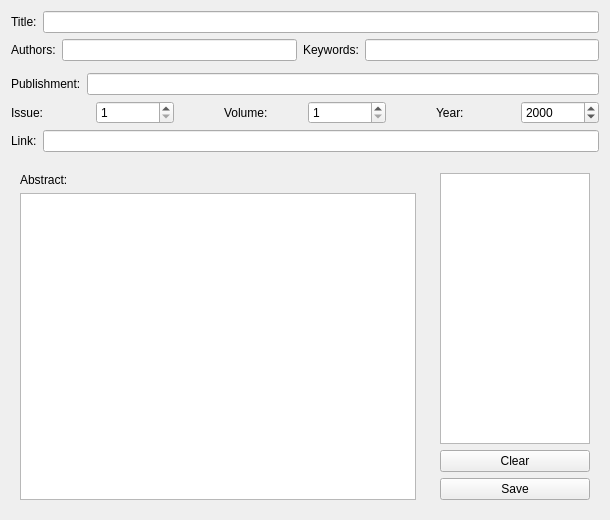
This is Risoshi/raddwidget.ui in SirAnthony/Risoshi as Qt 5 draws it before an edit. The edited form follows.
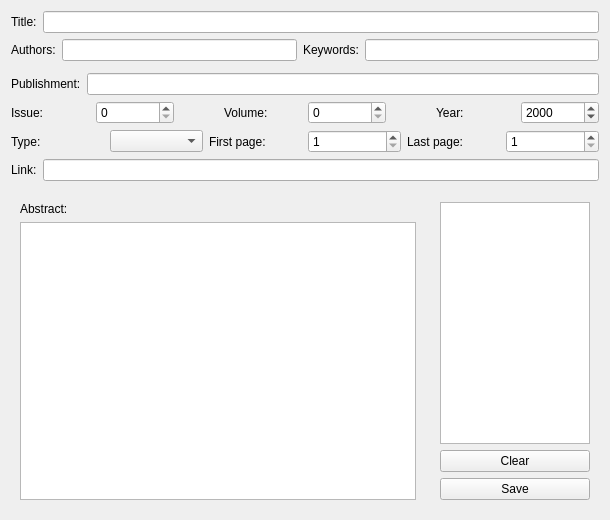
This is the edited form. Custom widgets are drawn as their Qt base class.

The edit to the form file:
```diff
--- a/Risoshi/raddwidget.ui
+++ b/Risoshi/raddwidget.ui
@@ -151,7 +151,7 @@
          <item>
           <widget class="QSpinBox" name="issueEdit">
            <property name="minimum">
-            <number>1</number>
+            <number>0</number>
            </property>
            <property name="maximum">
             <number>10000</number>
@@ -199,7 +199,7 @@
          <item>
           <widget class="QSpinBox" name="volumeEdit">
            <property name="minimum">
-            <number>1</number>
+            <number>0</number>
            </property>
            <property name="maximum">
             <number>10000</number>
@@ -263,6 +263,69 @@
      </layout>
     </widget>
    </item>
+   <item>
+    <widget class="QWidget" name="horizontalWidget_10" native="true">
+     <property name="sizePolicy">
+      <sizepolicy hsizetype="Preferred" vsizetype="Minimum">
+       <horstretch>0</horstretch>
+       <verstretch>0</verstretch>
+      </sizepolicy>
+     </property>
+     <layout class="QHBoxLayout" name="horizontalLayout_12">
+      <property name="margin">
+       <number>0</number>
+      </property>
+      <item>
+       <widget class="QLabel" name="label_10">
+        <property name="text">
+         <string>Type:</string>
+        </property>
+       </widget>
+      </item>
+      <item>
+       <widget class="QComboBox" name="typeEdit">
+        <property name="currentIndex">
+         <number>-1</number>
+        </property>
+       </widget>
+      </item>
+      <item>
+       <widget class="QLabel" name="label_11">
+        <property name="text">
+         <string>First page:</string>
+        </property>
+       </widget>
+      </item>
+      <item>
+       <widget class="QSpinBox" name="firstpageEdit">
+        <property name="minimum">
+         <number>1</number>
+        </property>
+        <property name="maximum">
+         <number>10000</number>
+        </property>
+       </widget>
+      </item>
+      <item>
+       <widget class="QLabel" name="label_12">
+        <property name="text">
+         <string>Last page:</string>
+        </property>
+       </widget>
+      </item>
+      <item>
+       <widget class="QSpinBox" name="lastpageEdit">
+        <property name="minimum">
+         <number>1</number>
+        </property>
+        <property name="maximum">
+         <number>10000</number>
+        </property>
+       </widget>
+      </item>
+     </layout>
+    </widget>
+   </item>
    <item>
     <widget class="QWidget" name="horizontalWidget_4" native="true">
      <property name="sizePolicy">
```
